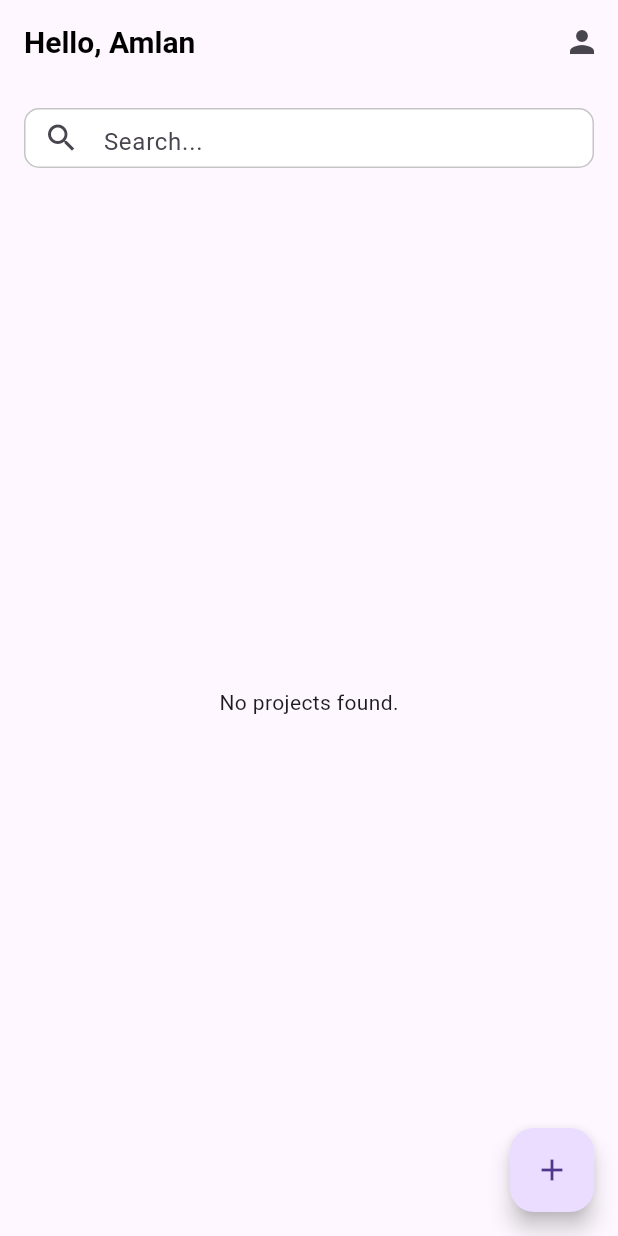
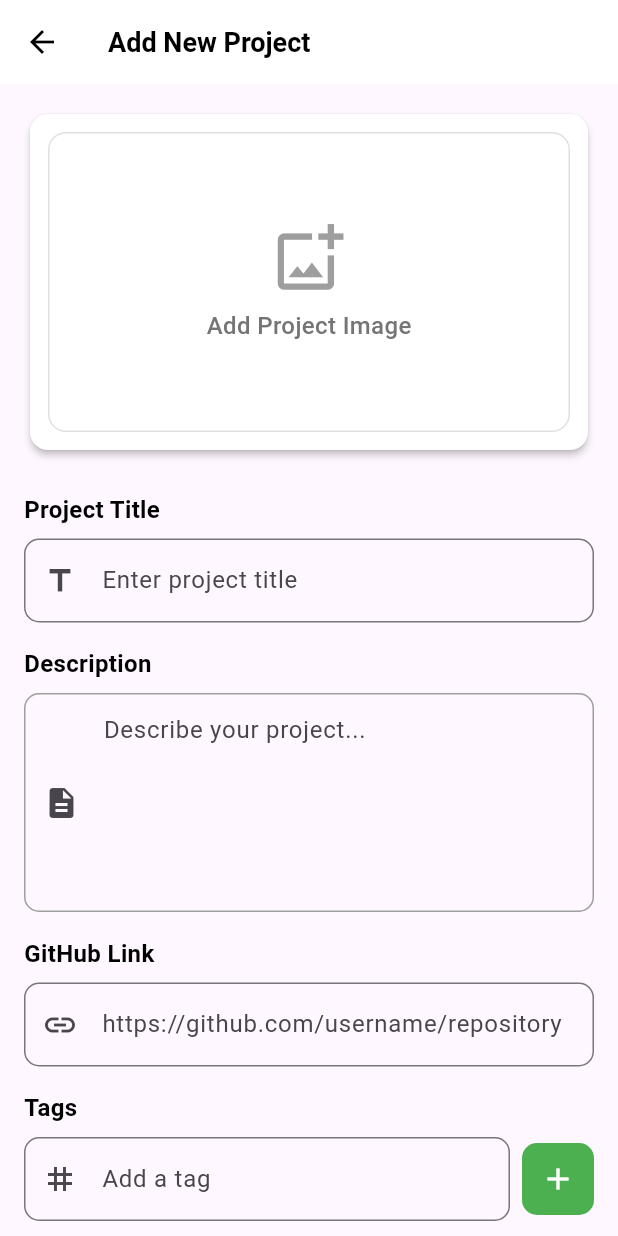
Before and after one commit to Amlan101/Talent-Folio, a Flutter app: the screen it shows once a user with an empty profile is signed in, after a tap on the "add" icon, on a phone screen of 412 x 824 dp. Run offline on Flutter 3.47's test engine with Material 3 defaults, Android fonts, the phone set to English and light mode, and no system bars; our stand-ins replace cloud_firestore, firebase_auth, firebase_core, firebase_storage, image_picker; accounts and stored records are empty; Roboto replaces fonts that are missing (regular).

Commit message:
Successfully added the UI for the Add Project Screen and connected it to the Firestore

```diff
--- a/lib/data/services/firebase_firestore_service.dart
+++ b/lib/data/services/firebase_firestore_service.dart
@@ -2,6 +2,7 @@ import 'package:cloud_firestore/cloud_firestore.dart';
 import '../../models/project_model.dart';
 
 class FirebaseFirestoreService {
+
   final FirebaseFirestore _firestore = FirebaseFirestore.instance;
 
   Future<List<ProjectModel>> fetchProjects() async {
@@ -13,4 +14,25 @@ class FirebaseFirestoreService {
       return [];
     }
   }
+
+  Future<void> addProject(ProjectModel project) async {
+    try {
+      DocumentReference docRef = _firestore.collection('projects').doc();
+      await docRef.set({
+        'id': docRef.id, // Auto-generated project ID
+        'title': project.title,
+        'description': project.description,
+        'tags': project.tags,
+        'imageUrl': project.imageUrl,
+        'githubLink': project.githubLink,
+        'userId': project.userId,
+        'userName': project.userName,
+        'createdAt': FieldValue.serverTimestamp(),
+        'likesCount': 0,
+        'commentsCount': 0,
+      });
+    } catch (e) {
+      throw Exception("Error adding project: $e");
+    }
+  }
 }
--- a/lib/data/services/firebase_storage_service.dart
+++ b/lib/data/services/firebase_storage_service.dart
@@ -0,0 +1,23 @@
+import 'dart:io';
+import 'package:firebase_storage/firebase_storage.dart';
+
+class FirebaseStorageService {
+  final FirebaseStorage _storage = FirebaseStorage.instance;
+
+  Future<String?> uploadProjectImage(File imageFile, String userId) async {
+    try {
+      // Generate a unique filename
+      String fileName = 'projects/$userId/${DateTime.now().millisecondsSinceEpoch}.jpg';
+
+      // Upload file to Firebase Storage
+      TaskSnapshot snapshot = await _storage.ref(fileName).putFile(imageFile);
+
+      // Get the download URL
+      String downloadUrl = await snapshot.ref.getDownloadURL();
+      return downloadUrl;
+    } catch (e) {
+      print("Error uploading image: $e");
+      return null;
+    }
+  }
+}
--- a/lib/presentation/components/custom_widget.dart
+++ b/lib/presentation/components/custom_widget.dart
@@ -1,7 +1,9 @@
+import 'dart:io';
+
 import 'package:flutter/material.dart';
 
 class UiHelper {
-  // Custom Image Widget
+
   static Widget customImage({
     required String img,
     BoxFit fit = BoxFit.contain,
@@ -16,7 +18,6 @@ class UiHelper {
     );
   }
 
-  // Custom Text Widget
   static Widget customText({
     required String text,
     required Color color,
@@ -41,7 +42,6 @@ class UiHelper {
     );
   }
 
-  // Custom Search Field
   static Widget customSearchField({
     required TextEditingController controller,
     String hintText = "Search...",
@@ -69,7 +69,6 @@ class UiHelper {
     );
   }
 
-  // Custom Button
   static Widget customButton({
     required VoidCallback onTapped,
     required String text,
@@ -104,7 +103,6 @@ class UiHelper {
     );
   }
 
-  // Custom Card Widget
   static Widget customCard({
     required Widget child,
     double elevation = 2.0,
@@ -118,10 +116,7 @@ class UiHelper {
       shape: RoundedRectangleBorder(
         borderRadius: BorderRadius.circular(borderRadius),
       ),
-      child: Padding(
-        padding: padding,
-        child: child,
-      ),
+      child: Padding(padding: padding, child: child),
     );
   }
 
@@ -137,10 +132,107 @@ class UiHelper {
       decoration: InputDecoration(
         hintText: hintText,
         prefixIcon: Icon(icon),
-        border: OutlineInputBorder(
-          borderRadius: BorderRadius.circular(10),
+        border: OutlineInputBorder(borderRadius: BorderRadius.circular(10)),
+      ),
+    );
+  }
+
+  static Widget customImagePicker({
+    required Function() onTap,
+    required File? imageFile,
+    double height = 200,
+  }) {
+    return GestureDetector(
+      onTap: onTap,
+      child: Container(
+        height: height,
+        width: double.infinity,
+        decoration: BoxDecoration(
+          borderRadius: BorderRadius.circular(12),
+          border: Border.all(color: Colors.grey.shade300),
+        ),
+        child:
+            imageFile != null
+                ? ClipRRect(
+                  borderRadius: BorderRadius.circular(12),
+                  child: Image.file(imageFile, fit: BoxFit.cover),
+                )
+                : Column(
+                  mainAxisAlignment: MainAxisAlignment.center,
+                  children: [
+                    const Icon(
+                      Icons.add_photo_alternate_outlined,
+                      size: 50,
+                      color: Colors.grey,
+                    ),
+                    const SizedBox(height: 8),
+                    UiHelper.customText(
+                      text: "Add Project Image",
+                      color: Colors.grey.shade600,
+                      fontWeight: FontWeight.w500,
+                      fontSize: 16,
+                    ),
+                  ],
+                ),
+      ),
+    );
+  }
+
+  static Widget customMultiLineHelper({
+    required TextEditingController controller,
+    required String hintText,
+    IconData icon = Icons.description,
+    int maxLines = 5,
+  }) {
+    return Container(
+      decoration: BoxDecoration(
+        borderRadius: BorderRadius.circular(10),
+        border: Border.all(color: Colors.grey),
+      ),
+      child: TextField(
+        controller: controller,
+        maxLines: maxLines,
+        decoration: InputDecoration(
+          hintText: hintText,
+          prefixIcon: Icon(icon),
+          border: InputBorder.none,
+          contentPadding: const EdgeInsets.symmetric(
+            vertical: 12,
+            horizontal: 8,
+          ),
         ),
       ),
     );
   }
+
+  static Widget customTagInput({
+    required TextEditingController controller,
+    required VoidCallback onAddPressed,
+    String hintText = "Add a tag",
+  }) {
+    return Row(
+      children: [
+        Expanded(
+          child: UiHelper.customTextField(
+            controller: controller,
+            hintText: hintText,
+            icon: Icons.tag,
+          ),
+        ),
+        const SizedBox(width: 8),
+        Container(
+          height: 48,
+          width: 48,
+          decoration: BoxDecoration(
+            color: Colors.green,
+            borderRadius: BorderRadius.circular(10),
+          ),
+          child: IconButton(
+            icon: const Icon(Icons.add, color: Colors.white),
+            onPressed: onAddPressed,
+          ),
+        ),
+      ],
+    );
+  }
 }
--- a/lib/presentation/screens/add_project_screen.dart
+++ b/lib/presentation/screens/add_project_screen.dart
@@ -0,0 +1,349 @@
+import 'dart:io';
+import 'package:cloud_firestore/cloud_firestore.dart';
+import 'package:image_picker/image_picker.dart';
+import 'package:flutter/material.dart';
+import 'package:talentfolio/data/services/firebase_storage_service.dart';
+
+import '../../data/services/firebase_firestore_service.dart';
+import '../../models/project_model.dart';
+import '../components/custom_widget.dart';
+
+class AddNewProjectScreen extends StatefulWidget {
+  const AddNewProjectScreen({super.key});
+
+  @override
+  State<AddNewProjectScreen> createState() => _AddNewProjectScreenState();
+}
+
+class _AddNewProjectScreenState extends State<AddNewProjectScreen> {
+
+  final TextEditingController _titleController = TextEditingController();
+  final TextEditingController _descriptionController = TextEditingController();
+  final TextEditingController _githubLinkController = TextEditingController();
+  final TextEditingController _tagController = TextEditingController();
+
+  final List<String> _tags = [];
+  File? _imageFile;
+  final ImagePicker _picker = ImagePicker();
+  bool _isLoading = false;
+
+  Future<void> _pickImage() async {
+    try {
+      final XFile? pickedFile = await _picker.pickImage(source: ImageSource.gallery);
+      if (pickedFile != null) {
+        setState(() {
+          _imageFile = File(pickedFile.path);
+        });
+      }
+    } catch (e) {
+      ScaffoldMessenger.of(context).showSnackBar(
+        const SnackBar(content: Text('Failed to pick image')),
+      );
+    }
+  }
+
+  void _addTag() {
+    if (_tagController.text.isNotEmpty) {
+      setState(() {
+        _tags.add(_tagController.text.trim());
+        _tagController.clear();
+      });
+    }
+  }
+
+  void _removeTag(String tag) {
+    setState(() {
+      _tags.remove(tag);
+    });
+  }
+
+  Future<void> _submitProject() async {
+    if (_titleController.text.isEmpty || _descriptionController.text.isEmpty) {
+      ScaffoldMessenger.of(context).showSnackBar(
+        const SnackBar(content: Text('Title and Description required')),
+      );
+      return;
+    }
+
+    setState(() {
+      _isLoading = true;
+    });
+
+
+    try{
+       String? imageUrl;
+
+       // Upload image if selected
+      if(_imageFile != null){
+        imageUrl = await FirebaseStorageService().uploadProjectImage(_imageFile!, 'user_id_here');
+      }
+
+       // Create a project model
+       ProjectModel newProject = ProjectModel(
+         id: "", // Auto-generated by Firebase
+         title: _titleController.text.trim(),
+         description: _descriptionController.text.trim(),
+         tags: _tags,
+         imageUrl: imageUrl ?? "",
+         githubLink: _githubLinkController.text.trim(),
+         userId: "user_id_here",
+         createdAt: Timestamp.now(),
+         userName: "Amlan",
+         likesCount: 0,
+         commentsCount: 0,
+       );
+
+       await FirebaseFirestoreService().addProject(newProject);
+
+       // Success Message
+       ScaffoldMessenger.of(context).showSnackBar(
+         const SnackBar(content: Text('Project added successfully!')),
+       );
+       Navigator.pop(context);
+
+    } catch (e) {
+      ScaffoldMessenger.of(context).showSnackBar(
+        const SnackBar(content: Text('Error adding project')),
+      );
+    } finally {
+      setState(() {
+        _isLoading = false;
+      });
+    }
+  }
+
+  @override
+  void dispose() {
+    _titleController.dispose();
+    _descriptionController.dispose();
+    _githubLinkController.dispose();
+    _tagController.dispose();
+    super.dispose();
+  }
+
+  @override
+  Widget build(BuildContext context) {
+    return Scaffold(
+      appBar: AppBar(
+        title: UiHelper.customText(
+          text: "Add New Project",
+          color: Colors.black,
+          fontWeight: FontWeight.bold,
+          fontSize: 18,
+        ),
+        backgroundColor: Colors.white,
+        elevation: 0,
+        iconTheme: const IconThemeData(color: Colors.black),
+      ),
+      body: _isLoading
+          ? const Center(child: CircularProgressIndicator())
+          : SingleChildScrollView(
+        padding: const EdgeInsets.all(16.0),
+        child: Column(
+          crossAxisAlignment: CrossAxisAlignment.start,
+          children: [
+            /// Project Image
+            GestureDetector(
+              onTap: _pickImage,
+              child: UiHelper.customCard(
+                child: _imageFile != null
+                    ? ClipRRect(
+                  borderRadius: BorderRadius.circular(12),
+                  child: Image.file(
+                    _imageFile!,
+                    width: double.infinity,
+                    height: 200,
+                    fit: BoxFit.cover,
+                  ),
+                )
+                    : Container(
+                  width: double.infinity,
+                  height: 200,
+                  decoration: BoxDecoration(
+                    borderRadius: BorderRadius.circular(12),
+                    border: Border.all(color: Colors.grey.shade300),
+                  ),
+                  child: Column(
+                    mainAxisAlignment: MainAxisAlignment.center,
+                    children: [
+                      const Icon(
+                        Icons.add_photo_alternate_outlined,
+                        size: 50,
+                        color: Colors.grey,
+                      ),
+                      const SizedBox(height: 8),
+                      UiHelper.customText(
+                        text: "Add Project Image",
+                        color: Colors.grey.shade600,
+                        fontWeight: FontWeight.w500,
+                        fontSize: 16,
+                      ),
+                    ],
+                  ),
+                ),
+              ),
+            ),
+
+            const SizedBox(height: 24),
+
+            /// Title field
+            UiHelper.customText(
+              text: "Project Title",
+              color: Colors.black,
+              fontWeight: FontWeight.bold,
+              fontSize: 16,
+            ),
+            const SizedBox(height: 8),
+            UiHelper.customTextField(
+              controller: _titleController,
+              hintText: "Enter project title",
+              icon: Icons.title,
+            ),
+
+            const SizedBox(height: 16),
+
+            /// Description field
+            UiHelper.customText(
+              text: "Description",
+              color: Colors.black,
+              fontWeight: FontWeight.bold,
+              fontSize: 16,
+            ),
+            const SizedBox(height: 8),
+            _buildDescriptionField(),
+
+            const SizedBox(height: 16),
+
+            /// GitHub Link field
+            UiHelper.customText(
+              text: "GitHub Link",
+              color: Colors.black,
+              fontWeight: FontWeight.bold,
+              fontSize: 16,
+            ),
+            const SizedBox(height: 8),
+            UiHelper.customTextField(
+              controller: _githubLinkController,
+              hintText: "https://github.com/username/repository",
+              icon: Icons.link,
+            ),
+
+            const SizedBox(height: 16),
+
+            /// Tags
+            UiHelper.customText(
+              text: "Tags",
+              color: Colors.black,
+              fontWeight: FontWeight.bold,
+              fontSize: 16,
+            ),
+            const SizedBox(height: 8),
+            _buildTagsInput(),
+
+            const SizedBox(height: 8),
+            _buildTagsList(),
+
+            const SizedBox(height: 32),
+
+            /// Submit button
+            Center(
+              child: UiHelper.customButton(
+                onTapped: _submitProject,
+                text: "Add Project",
+                width: double.infinity,
+                height: 50,
+                fontSize: 16,
+              ),
+            ),
+
+            const SizedBox(height: 24),
+          ],
+        ),
+      ),
+    );
+  }
+
+  Widget _buildDescriptionField() {
+    return Container(
+      decoration: BoxDecoration(
+        borderRadius: BorderRadius.circular(10),
+        border: Border.all(color: Colors.grey),
+      ),
+      child: TextField(
+        controller: _descriptionController,
+        maxLines: 5,
+        decoration: const InputDecoration(
+          hintText: "Describe your project...",
+          prefixIcon: Icon(Icons.description),
+          border: InputBorder.none,
+          contentPadding: EdgeInsets.symmetric(vertical: 12, horizontal: 8),
+        ),
+      ),
+    );
+  }
+
+  Widget _buildTagsInput() {
+    return Row(
+      children: [
+        Expanded(
+          child: UiHelper.customTextField(
+            controller: _tagController,
+            hintText: "Add a tag",
+            icon: Icons.tag,
+          ),
+        ),
+        const SizedBox(width: 8),
+        Container(
+          height: 48,
+          width: 48,
+          decoration: BoxDecoration(
+            color: Colors.green,
+            borderRadius: BorderRadius.circular(10),
+          ),
+          child: IconButton(
+            icon: const Icon(Icons.add, color: Colors.white),
+            onPressed: _addTag,
+          ),
+        ),
+      ],
+    );
+  }
+
+  Widget _buildTagsList() {
+    return Wrap(
+      spacing: 8,
+      runSpacing: 8,
+      children: _tags.map((tag) {
+        return Container(
+          padding: const EdgeInsets.symmetric(horizontal: 12, vertical: 6),
+          decoration: BoxDecoration(
+            color: Colors.green.withOpacity(0.1),
+            borderRadius: BorderRadius.circular(20),
+            border: Border.all(color: Colors.green),
+          ),
+          child: Row(
+            mainAxisSize: MainAxisSize.min,
+            children: [
+              Text(
+                tag,
+                style: const TextStyle(
+                  color: Colors.green,
+                  fontWeight: FontWeight.w500,
+                ),
+              ),
+              const SizedBox(width: 4),
+              GestureDetector(
+                onTap: () => _removeTag(tag),
+                child: const Icon(
+                  Icons.close,
+                  size: 16,
+                  color: Colors.black,
+                ),
+              ),
+            ],
+          ),
+        );
+      }).toList(),
+    );
+  }
+}
--- a/lib/presentation/screens/home_screen.dart
+++ b/lib/presentation/screens/home_screen.dart
@@ -1,5 +1,7 @@
 import 'package:flutter/material.dart';
+import 'package:talentfolio/presentation/screens/add_project_screen.dart';
 import 'package:talentfolio/presentation/screens/project_detail_screen.dart';
+
 import '../../data/services/firebase_firestore_service.dart';
 import '../../models/project_model.dart';
 import '../components/custom_widget.dart';
@@ -35,11 +37,10 @@ class _HomeScreenState extends State<HomeScreen> {
           fontSize: 20,
         ),
         actions: [
-          IconButton
-            (
+          IconButton(
             icon: const Icon(Icons.person),
-              onPressed: () {} // TODO: Implement profile screen
-          )
+            onPressed: () {}, // TODO: Implement profile screen
+          ),
         ],
       ),
       body: Padding(
@@ -72,8 +73,7 @@ class _HomeScreenState extends State<HomeScreen> {
                             context,
                             MaterialPageRoute(
                               builder:
-                          (context) =>
-                              ProjectDetailsScreen(
+                                  (context) => ProjectDetailsScreen(
                                     project: projects[index],
                                   ),
                             ),
@@ -89,7 +89,12 @@ class _HomeScreenState extends State<HomeScreen> {
         ),
       ),
       floatingActionButton: FloatingActionButton(
-        onPressed: () {}, // TODO: Implement project creation
+        onPressed: () {
+          Navigator.push(
+            context,
+            MaterialPageRoute(builder: (context) => AddNewProjectScreen()),
+          );
+        },
         child: const Icon(Icons.add),
       ),
     );
--- a/pubspec.yaml
+++ b/pubspec.yaml
@@ -38,6 +38,7 @@ dependencies:
   firebase_auth: ^5.5.0
   cloud_firestore: ^5.6.4
   firebase_storage: ^12.4.3
+  image_picker: ^0.8.7+5
 
 dev_dependencies:
   flutter_test:
```
Also changed, not shown: pubspec.lock, 5 other files. Lines whose indentation alone changed are shown as unchanged.
